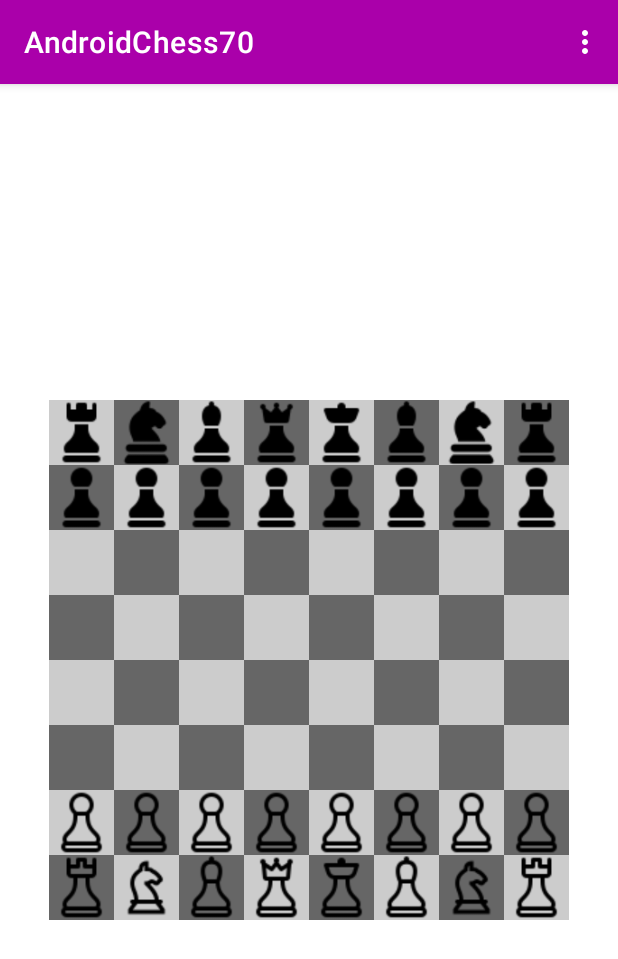
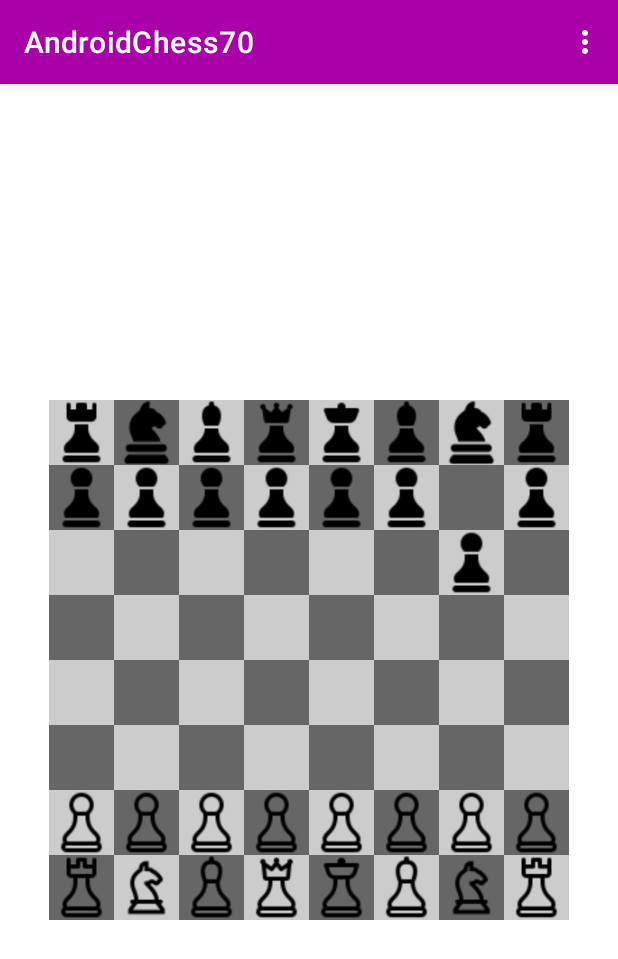
Before and after one commit to jnl27/android70, an Android app: the MainActivity screen opened directly, with no data from a screen before it, in the options menu, after a tap on "AI", on a phone screen of 412 x 824 dp. Shown: the top 959 px of the screen. Run offline under Robolectric (Android 15) with nearby library versions, the phone set to English and light mode, and no system bars.

Commit message:
ai moves

```diff
--- a/app/src/main/java/com/example/androidchess70/MainActivity.java
+++ b/app/src/main/java/com/example/androidchess70/MainActivity.java
@@ -7,6 +7,7 @@ import pieces.*;
 
 
 import android.app.AlertDialog;
+import android.content.Context;
 import android.content.DialogInterface;
 import android.content.Intent;
 import android.os.Bundle;
@@ -37,12 +38,16 @@ public class MainActivity extends AppCompatActivity implements View.OnClickListe
     public static boolean whiteTurn;
     public TextView[][] displayBoard;
     public TextView[][] displayBoardBg;
+
+    public Board prevChessBoard;
+
     public Spot clickedSpot;
     public Spot fromSpot;
     public boolean firstClick;
     public int numMoves = 0;
     public ArrayList<String> prevMoves;
     public TextView gameOver;
+    public boolean isGameOver = false;
     public LinearLayout pawnPromoer;
     public Button deselect;
 
@@ -56,7 +61,9 @@ public class MainActivity extends AppCompatActivity implements View.OnClickListe
         displayBoardBg = new TextView[8][8];
         clickedSpot = chessBoard.grid[0][0];
         fromSpot = chessBoard.grid[0][0];
+        prevChessBoard = chessBoard;
         firstClick = true;
+        isGameOver = false;
         super.onCreate(savedInstanceState);
         setContentView(R.layout.activity_main);
         setUpBoardViews();
@@ -69,12 +76,69 @@ public class MainActivity extends AppCompatActivity implements View.OnClickListe
 
     @Override
     public boolean onOptionsItemSelected(@NonNull MenuItem item) {
+        if (isGameOver){
+            gameOver();
+            return true;
+        }
         switch(item.getItemId()){
             case R.id.undo:
                 Toast.makeText(this, "undo selected", Toast.LENGTH_SHORT).show();
+                /* PREV UNDO CODE
+                for (int i=0; i<8; i++){
+                    for (int j=0; j<8; j++){
+                        prevChessBoard.grid[i][j] = chessBoard.grid[i][j];
+                        if (prevChessBoard.grid[i][j].getPiece() == null){
+                            Log.d("ChessApp", " ");
+                        }else{
+                            Log.d("ChessApp", prevChessBoard.grid[i][j].getPiece().getPieceName() + " ");
+                        }
+                    }
+                }
+                for (int i=0; i<8; i++){
+                    for (int j=0; j<8; j++){
+                        chessBoard.grid[i][j] = prevChessBoard.grid[i][j];
+                        displayBoard[i][j].setBackgroundResource(getResource(chessBoard.grid[i][j].getPiece()));
+                        clearBoardSelections();
+                    }
+                }*/
+                whiteTurn = whiteTurn ? false : true; //need this anyway so i kept it
                 return true;
             case R.id.ai:
                 Toast.makeText(this, "ai selected", Toast.LENGTH_SHORT).show();
+                //pick a random piece
+                int currColor = whiteTurn ? 0 : 1;
+                int xfrom = 0;
+                int yfrom = 0;
+                while (chessBoard.grid[xfrom][yfrom].isEmpty() || chessBoard.grid[xfrom][yfrom].getPiece().getColor() != currColor || noValidMoves(chessBoard.grid[xfrom][yfrom], chessBoard.grid[xfrom][yfrom].getPiece())){ //find a piece that belongs to the current player
+                    xfrom = (int)Math.floor(Math.random()*8);
+                    yfrom = (int)Math.floor(Math.random()*8);
+                }
+                ChessPiece mover = chessBoard.grid[xfrom][yfrom].getPiece();
+                Log.d("ChessApp", "Piece picked was " + chessBoard.grid[xfrom][yfrom].getPiece().getPieceName() + " at (" + xfrom + "," + yfrom + ")");
+                //generate random spots and check if theres a valid move there, if so move to there
+                int xto = 0;
+                int yto = 0;
+                while (!mover.validMoveWithoutCheck(chessBoard, chessBoard.grid[xfrom][yfrom], chessBoard.grid[xto][yto]) || !chessBoard.isPathEmpty(chessBoard.grid[xfrom][yfrom], chessBoard.grid[xto][yto])){
+                    xto = (int)Math.floor(Math.random()*8);
+                    yto = (int)Math.floor(Math.random()*8);
+                }
+                Log.d("ChessApp", "Valid moving to (" + xto + "," + yto + ")");
+
+                //spots selected, move piece
+                mover.setFirst(false);
+                if (mover instanceof Pawn && ((whiteTurn && yto == 0) || (!whiteTurn && yto == 7))){ //pawn promo
+                    Queen promoQueen = new Queen(currColor);
+                    chessBoard.grid[xto][yto].setPiece(promoQueen);
+                    displayBoard[xto][yto].setBackgroundResource(getResource(promoQueen));
+                    Log.d("ChessApp","AI PAWN PROMO @ (" + xto + "," + yto + ")");
+                }else{
+                    chessBoard.grid[xto][yto].setPiece(mover);
+                    displayBoard[xto][yto].setBackgroundResource(getResource(mover));
+                }
+                chessBoard.grid[xfrom][yfrom].setPiece(null);
+                displayBoard[xfrom][yfrom].setBackgroundResource(0);
+
+                whiteTurn = whiteTurn ? false : true;
                 return true;
             case R.id.resign:
                 Toast.makeText(this, "resign selected", Toast.LENGTH_SHORT).show();
@@ -330,8 +394,13 @@ public class MainActivity extends AppCompatActivity implements View.OnClickListe
         }
     }
     public void deselect(View v){
+        int currColor = whiteTurn ? 0 : 1;
         firstClick = true;
         clearBoardSelections();
+        if (isKingInCheck(currColor, findKingPosition(currColor, chessBoard), chessBoard)){
+            Spot kingSpot = findKingPosition(currColor, chessBoard);
+            displayBoardBg[kingSpot.getXCoordinate()][kingSpot.getYCoordinate()].setBackgroundResource(R.color.colorKingInDanger);
+        }
         deselect.setVisibility(View.INVISIBLE);
         fromSpot = chessBoard.grid[0][0];
     }
@@ -546,7 +615,7 @@ public class MainActivity extends AppCompatActivity implements View.OnClickListe
                 Toast.makeText(this, "wrong color!", Toast.LENGTH_SHORT).show();
                 Log.d("ChessApp", "wrong color!");
                 return;
-            }else if (noValidMoves(chessBoard.grid[clickedSpot.getXCoordinate()][clickedSpot.getYCoordinate()].getPiece())){
+            }else if (noValidMoves(clickedSpot, chessBoard.grid[clickedSpot.getXCoordinate()][clickedSpot.getYCoordinate()].getPiece())){
                 Toast.makeText(this, "No valid moves for piece " + chessBoard.grid[clickedSpot.getXCoordinate()][clickedSpot.getYCoordinate()].getPiece().getPieceName(), Toast.LENGTH_SHORT).show();
                 Log.d("ChessApp", "No valid moves for piece " + chessBoard.grid[clickedSpot.getXCoordinate()][clickedSpot.getYCoordinate()].getPiece().getPieceName());
                 return;
@@ -568,10 +637,19 @@ public class MainActivity extends AppCompatActivity implements View.OnClickListe
                 fromSpot = clickedSpot;
             }
         }else{ //second selection
-
                 if (fromSpot.getPiece().validMoveWithoutCheck(chessBoard, fromSpot, clickedSpot) && chessBoard.isPathEmpty(fromSpot, clickedSpot)){ //valid move to empty space
                     boolean pawnPromo = false;
                     boolean enPassant = false;
+                    /*for (int i=0; i<8; i++){ PREV UNDO CODE
+                        for (int j=0; j<8; j++){
+                            prevChessBoard.grid[i][j] = chessBoard.grid[i][j];
+                            if (prevChessBoard.grid[i][j].getPiece() == null){
+                                Log.d("ChessApp", " ");
+                            }else{
+                                Log.d("ChessApp", prevChessBoard.grid[i][j].getPiece().getPieceName() + " ");
+                            }
+                        }
+                    }*/
                     //valid move
                     //CASTLING
                     if (castledK) {
@@ -790,11 +868,11 @@ public class MainActivity extends AppCompatActivity implements View.OnClickListe
         pawnPromoer.setVisibility(View.INVISIBLE);
 
     }
-    private boolean noValidMoves(ChessPiece piece){
+    private boolean noValidMoves(Spot selectedSpot, ChessPiece piece){
         for (int i=0; i<8; i++){
             for (int j=0; j<8; j++){
                 //Log.d("ChessApp", "Now checking valid move to (" + i + "," + j + ")");
-                if (piece.validMoveWithoutCheck(chessBoard, clickedSpot, chessBoard.grid[i][j]) && chessBoard.isPathEmpty(clickedSpot, chessBoard.grid[i][j])){
+                if (piece.validMoveWithoutCheck(chessBoard, selectedSpot, chessBoard.grid[i][j]) && chessBoard.isPathEmpty(selectedSpot, chessBoard.grid[i][j])){
                     Log.d("ChessApp", "Valid move to (" + i + "," + j + ")");
                     return false;
                 }
@@ -829,7 +907,7 @@ public class MainActivity extends AppCompatActivity implements View.OnClickListe
         return false;
     }
     private int getResource(ChessPiece piece){
-        if (whiteTurn){
+        if (piece != null && piece.getColor() == 0){
             if (piece instanceof Pawn){
                 return R.drawable.wpawn;
             }else if (piece instanceof Rook){
@@ -842,10 +920,8 @@ public class MainActivity extends AppCompatActivity implements View.OnClickListe
                 return R.drawable.wqueen;
             }else if (piece instanceof King){
                 return R.drawable.wking;
-            }else{
-                return 0;
             }
-        }else{
+        }else if (piece != null && piece.getColor() == 1){
             if (piece instanceof Pawn){
                 return R.drawable.bpawn;
             }else if (piece instanceof Rook){
@@ -858,12 +934,13 @@ public class MainActivity extends AppCompatActivity implements View.OnClickListe
                 return R.drawable.bqueen;
             }else if (piece instanceof King){
                 return R.drawable.bking;
-            }else{
-                return 0;
             }
         }
+        return 0;
     }
+
     public void gameOver(){
+        isGameOver = true;
         for (int i=0; i<8; i++){
             for (int j=0; j<8; j++){
                 displayBoard[j][i].setClickable(false);
--- a/app/src/main/java/pieces/King.java
+++ b/app/src/main/java/pieces/King.java
@@ -144,14 +144,14 @@ public class King extends ChessPiece{
 		//black castling
 		if (color == 1){
 			//kings side
-			if (startPosition.getXCoordinate() == 4 && startPosition.getYCoordinate() == 0 && endPosition.getXCoordinate() == 6 && endPosition.getYCoordinate() == 0 && first && board.grid[7][0].getPiece().getPieceName().equals("bR") && board.grid[7][0].getPiece().first && board.grid[5][0].isEmpty() && board.grid[6][0].isEmpty()){
+			if (startPosition.getXCoordinate() == 4 && startPosition.getYCoordinate() == 0 && endPosition.getXCoordinate() == 6 && endPosition.getYCoordinate() == 0 && first && !board.grid[7][0].isEmpty() && board.grid[7][0].getPiece().getPieceName().equals("bR") && board.grid[7][0].getPiece().first && board.grid[5][0].isEmpty() && board.grid[6][0].isEmpty()){
 				Log.d("ChessApp","**black castle kings side**");
 				castledK = true;
 				first = false;
 				return true;
 			}
 			//queens side
-			if (startPosition.getXCoordinate() == 4 && startPosition.getYCoordinate() == 0 && endPosition.getXCoordinate() == 2 && endPosition.getYCoordinate() == 0 && first && board.grid[0][0].getPiece().getPieceName().equals("bR") && board.grid[0][0].getPiece().first && board.grid[1][0].isEmpty() && board.grid[2][0].isEmpty() && board.grid[3][0].isEmpty()){
+			if (startPosition.getXCoordinate() == 4 && startPosition.getYCoordinate() == 0 && endPosition.getXCoordinate() == 2 && endPosition.getYCoordinate() == 0 && first && !board.grid[0][0].isEmpty() && board.grid[0][0].getPiece().getPieceName().equals("bR") && board.grid[0][0].getPiece().first && board.grid[1][0].isEmpty() && board.grid[2][0].isEmpty() && board.grid[3][0].isEmpty()){
 				Log.d("ChessApp", "**black castle queens side**");
 				castledQ = true;
 				first = false;
```
